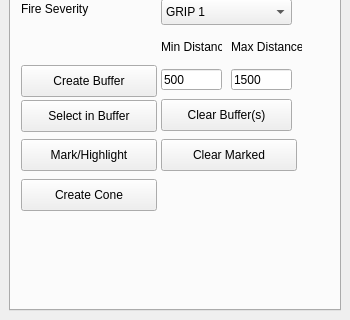
Qt form LocatorTool/LocatingTool/locating_tool_dockwidget_base.ui (qq2012/GEO1005) before a commit; both pictures show x 0 to 350 and y 166 to 486 of the 350 by 486 pixel window.
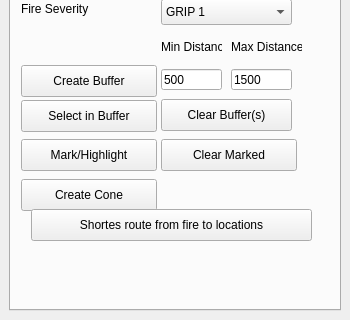
The same form after that commit.

Commit message:
Shorstest route from fire1
Added button for calculation shortest route from fire to all ok locations within buffer-distance from a file. NOTE that the locations are from a test layer called 'within_fire1_test'. So the routing only work for that specific layer at the moment.

Diff of the .ui file:
```diff
--- a/LocatorTool/LocatingTool/locating_tool_dockwidget_base.ui
+++ b/LocatorTool/LocatingTool/locating_tool_dockwidget_base.ui
@@ -351,6 +351,19 @@
          <string>Create Cone</string>
         </property>
        </widget>
+       <widget class="QPushButton" name="shortestRouteButton">
+        <property name="geometry">
+         <rect>
+          <x>20</x>
+          <y>340</y>
+          <width>281</width>
+          <height>32</height>
+         </rect>
+        </property>
+        <property name="text">
+         <string>Shortes route from fire to locations</string>
+        </property>
+       </widget>
       </widget>
       <widget class="QWidget" name="tab_2">
        <attribute name="title">
```
The commit also changes 22 other files.
